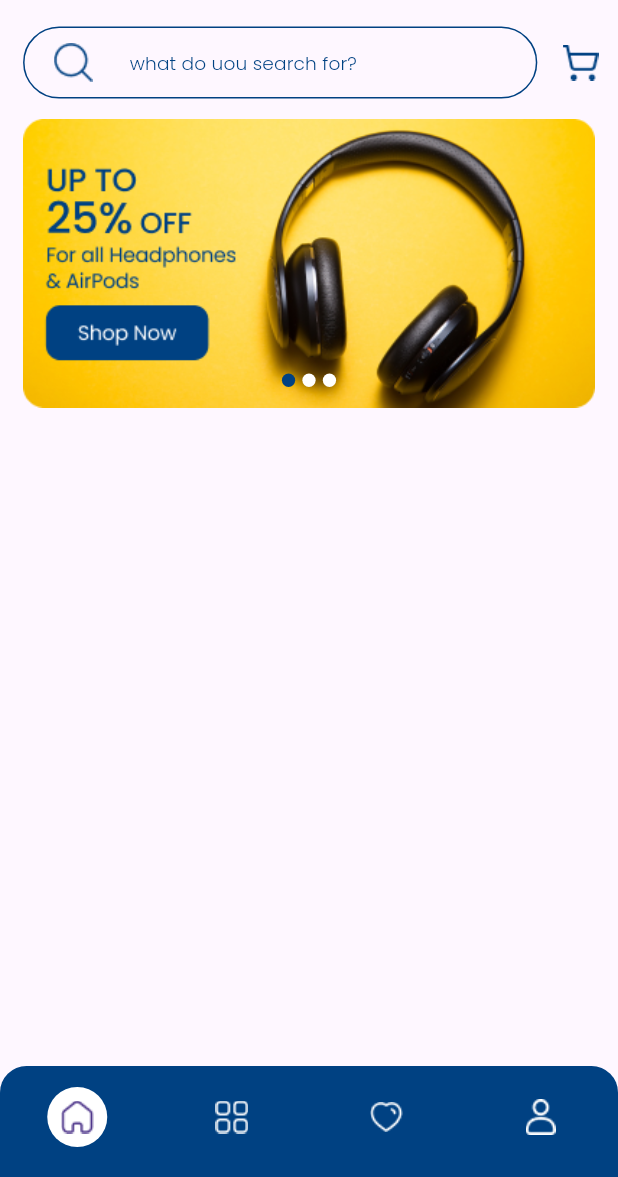
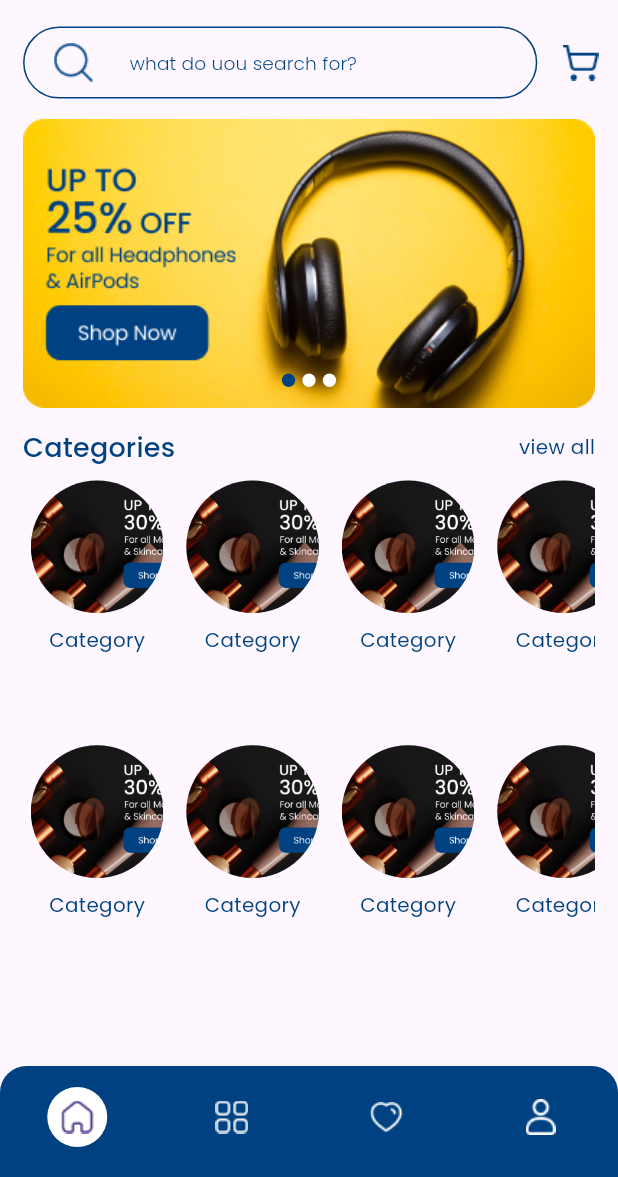
Before and after one commit to HaythamHany95/E-Commerce, a Flutter app: the screen it shows after launch, on a phone screen of 412 x 824 dp, the part 59-1236 px from its top. Run offline on Flutter 3.47's test engine with Material 3 defaults, Android fonts, the phone set to English and light mode, and no system bars; drawn by our look-alikes of flutter_image_slideshow; our stand-ins replace connectivity_plus, dartz, flutter_bloc, flutter_screenutil.

Commit message:
% HomeTab UI layout for

```diff
--- a/lib/ui/screens/home/home_tabs/home_tab/home_tab.dart
+++ b/lib/ui/screens/home/home_tabs/home_tab/home_tab.dart
@@ -21,6 +21,7 @@ class _HomeTabState extends State<HomeTab> {
 
     return Container(
       padding: EdgeInsets.symmetric(horizontal: 16.w),
+      child: SingleChildScrollView(
         child: Column(
           children: [
             ImageSlideshow(
@@ -31,9 +32,79 @@ class _HomeTabState extends State<HomeTab> {
               indicatorRadius: 5.r,
               indicatorColor: MyColors.blueColor,
               indicatorBackgroundColor: MyColors.whiteColor,
-            children: ads.map((e) => Image.asset(e)).toList(),
+              children: ads.map((adPath) => Image.asset(adPath)).toList(),
+            ),
+            Container(
+              height: 400.h,
+              margin: EdgeInsets.symmetric(vertical: 10.h),
+              child: Column(
+                children: [
+                  Row(
+                    mainAxisAlignment: MainAxisAlignment.spaceBetween,
+                    children: [
+                      Text(
+                        "Categories",
+                        style: Theme.of(context)
+                            .textTheme
+                            .titleMedium
+                            ?.copyWith(color: MyColors.blueColor),
+                      ),
+                      InkWell(
+                        onTap: () {},
+                        child: Text(
+                          "view all",
+                          style: Theme.of(context)
+                              .textTheme
+                              .bodyMedium
+                              ?.copyWith(
+                                  color: MyColors.blueColor, fontSize: 15.sp),
+                        ),
                       )
                     ],
+                  ),
+                  SizedBox(
+                    height: 10.h,
+                  ),
+                  Expanded(
+                    child: GridView.builder(
+                        scrollDirection: Axis.horizontal,
+                        gridDelegate: SliverGridDelegateWithFixedCrossAxisCount(
+                          childAspectRatio: 1 / 0.70,
+                          mainAxisSpacing: 5.w,
+                          crossAxisSpacing: 40.h,
+                          crossAxisCount: 2,
+                        ),
+                        itemCount: 20,
+                        itemBuilder: (context, i) {
+                          return Column(
+                            children: [
+                              CircleAvatar(
+                                radius: 50.r,
+                                foregroundImage: const AssetImage(
+                                  "assets/images/ads_image2.png",
+                                ),
+                              ),
+                              SizedBox(
+                                height: 10.h,
+                              ),
+                              Text(
+                                "Category",
+                                style: Theme.of(context)
+                                    .textTheme
+                                    .bodyMedium
+                                    ?.copyWith(
+                                        color: MyColors.blueColor,
+                                        fontSize: 15.sp),
+                              )
+                            ],
+                          );
+                        }),
+                  )
+                ],
+              ),
+            )
+          ],
+        ),
       ),
     );
   }
```
Also changed, not shown: 1 other file. Lines whose indentation alone changed are shown as unchanged.
